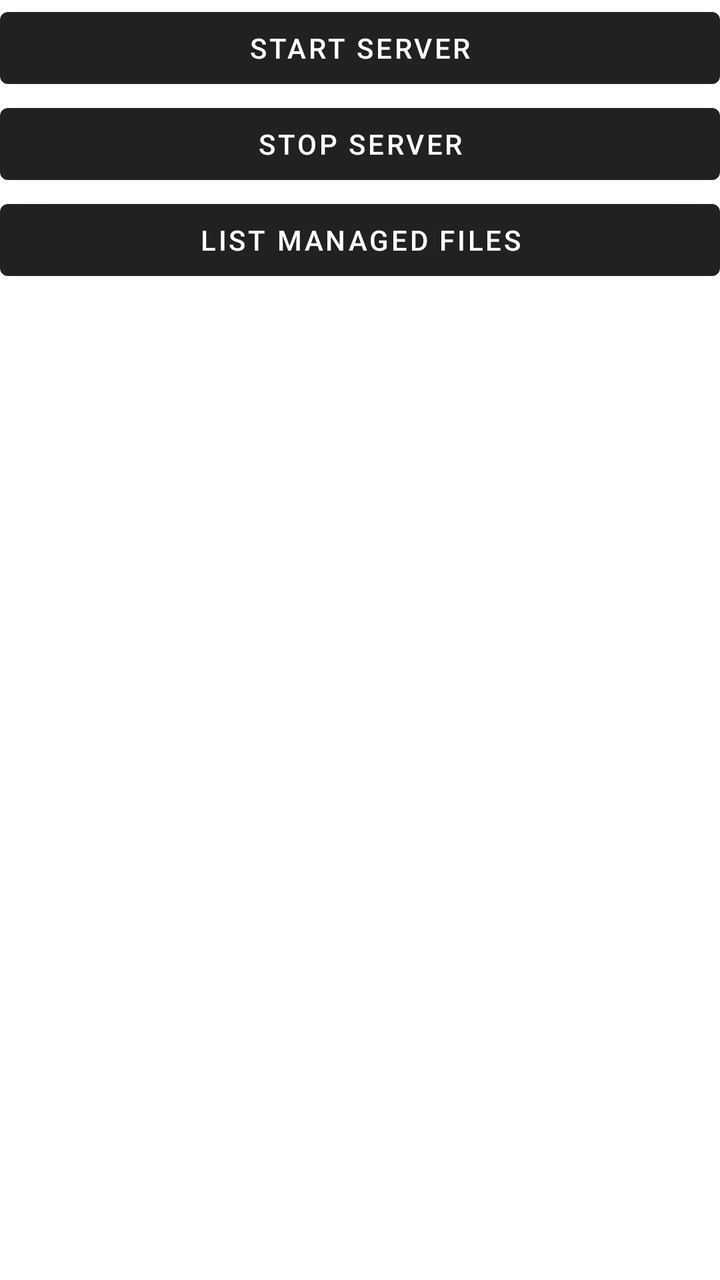
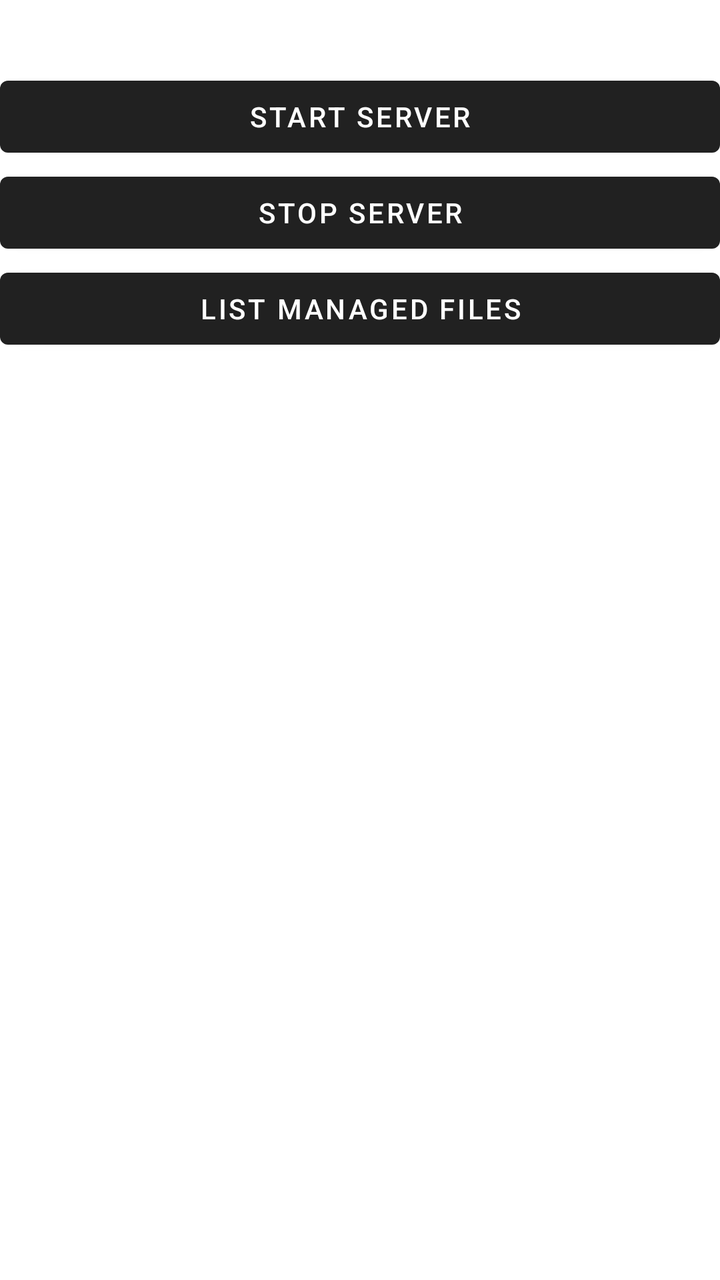

Compare the two renders of this Android layout. The source of the first and the diff that turns it into the second are given below.
<!-- AndroidManifest.xml: application theme Theme.SmartDocs -->
<!-- res/layout/activity_main.xml -->
<LinearLayout xmlns:android="http://schemas.android.com/apk/res/android"
    xmlns:tools="http://schemas.android.com/tools"
    android:id="@+id/main"
    android:layout_width="match_parent"
    android:layout_height="match_parent"
    android:orientation="vertical"
    android:layout_margin="18dp"
    tools:context=".MainActivity">

    <Button
        android:id="@+id/button_start"
        android:layout_width="match_parent"
        android:layout_height="wrap_content"
        android:text="@string/start_server" />

    <Button
        android:id="@+id/button_stop"
        android:layout_width="match_parent"
        android:layout_height="wrap_content"
        android:text="@string/stop_server" />

    <Button
        android:id="@+id/button_list_files"
        android:layout_width="match_parent"
        android:layout_height="wrap_content"
        android:text="@string/list_managed_files" />
</LinearLayout>
<!-- resources referenced by this layout -->
<resources>
  <string name="list_managed_files">List Managed Files</string>
  <string name="start_server">Start Server</string>
  <string name="stop_server">Stop Server</string>
  <style name="Theme.SmartDocs" parent="Base.Theme.SmartDocs" />
  <style name="Base.Theme.SmartDocs" parent="Theme.MaterialComponents.DayNight.DarkActionBar">
          
          
      </style>
</resources>

<!-- the commit's change to res/layout/activity_main.xml (unified diff, before → after) -->
@@ -3,9 +3,16 @@
     android:id="@+id/main"
     android:layout_width="match_parent"
     android:layout_height="match_parent"
+    android:layout_margin="18dp"
     android:orientation="vertical"
-    android:layout_margin="18dp"
     tools:context=".MainActivity">
+
+    <TextView
+        android:id="@+id/textview_status"
+        android:layout_width="match_parent"
+        android:layout_height="wrap_content"
+        android:layout_marginBottom="10dp"
+        android:textSize="18sp" />
 
     <Button
         android:id="@+id/button_start"
